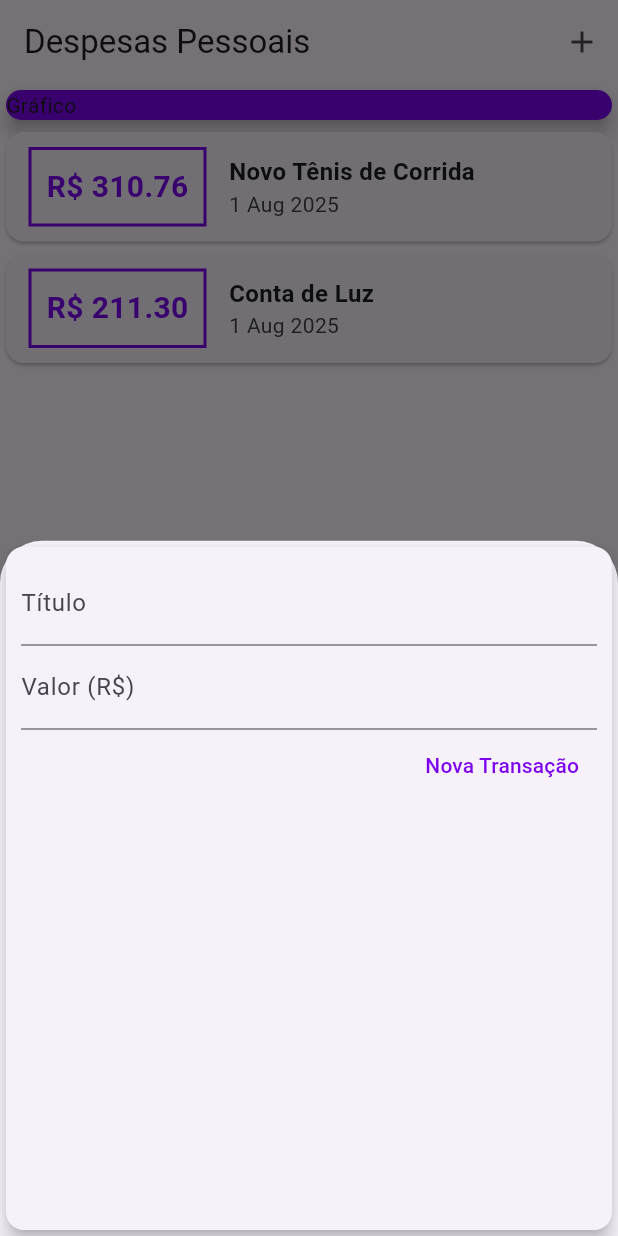
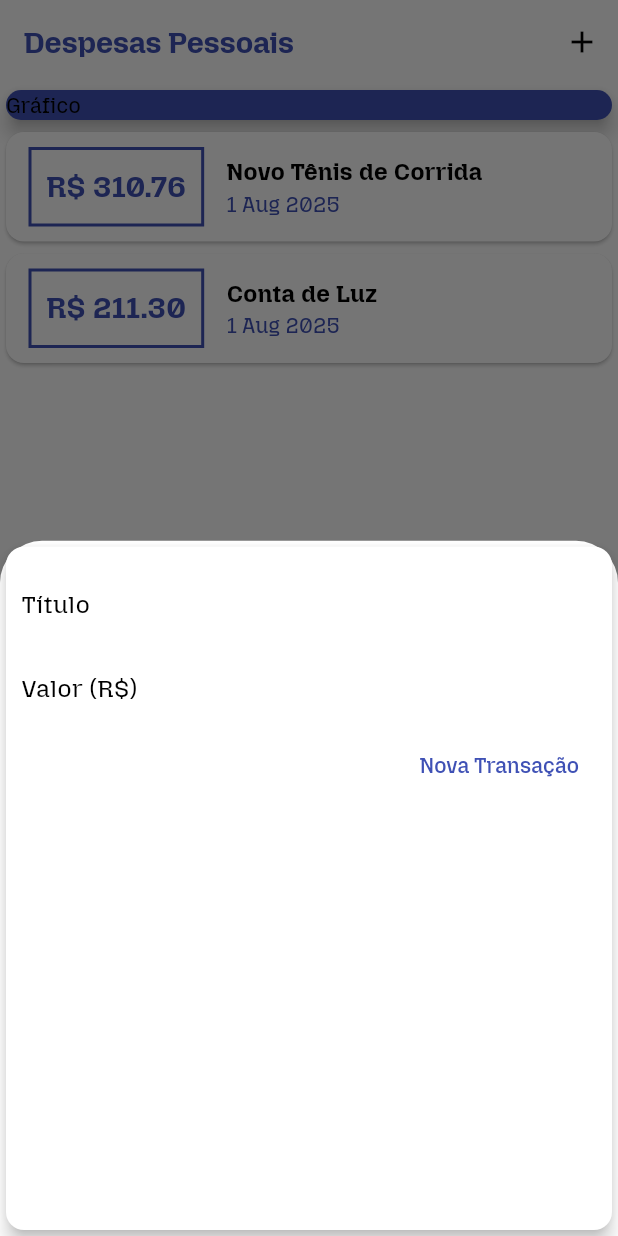
Before and after one commit to miguela-brandelli/expenses_app, a Flutter app: the screen it shows after launch, after a tap on the "add" icon, on a phone screen of 412 x 824 dp. Run offline on Flutter 3.47's test engine with Material 3 defaults, Android fonts, the phone set to English and light mode, and no system bars.

Commit message:
mudanças pontais

```diff
--- a/lib/components/transaction_form.dart
+++ b/lib/components/transaction_form.dart
@@ -51,7 +51,7 @@ class TransactionsForm extends StatelessWidget {
                   child: const Text(
                     'Nova Transação',
                     style: TextStyle(
-                      color: Color.fromARGB(255, 125, 3, 240),
+                      color: Colors.indigo,
                     ),
                   ),
                 )
--- a/lib/components/transaction_list.dart
+++ b/lib/components/transaction_list.dart
@@ -27,7 +27,7 @@ class TransactionList extends StatelessWidget {
                   ),
                   decoration: BoxDecoration(
                     border: Border.all(
-                      color: Color.fromARGB(255, 125, 3, 240),
+                      color: Colors.indigo,
                       width: 2,
                     ),
                   ),
@@ -37,7 +37,7 @@ class TransactionList extends StatelessWidget {
                     style: const TextStyle(
                       fontWeight: FontWeight.bold,
                       fontSize: 20,
-                      color: Color.fromARGB(255, 125, 3, 240),
+                      color: Colors.indigo,
                     ),
                   ),
                 ),
@@ -54,7 +54,7 @@ class TransactionList extends StatelessWidget {
                     Text(
                       DateFormat('d MMM y').format(tr.date),
                       style: const TextStyle(
-                        color: Color.fromARGB(255, 70, 68, 68),
+                        color: Colors.indigo,
                       ),
                     ),
                   ],
--- a/lib/main.dart
+++ b/lib/main.dart
@@ -1,3 +1,5 @@
+// ignore_for_file: use_super_parameters, sort_child_properties_last
+
 import 'package:flutter/material.dart';
 import 'dart:math';
 import 'components/transaction_form.dart';
@@ -14,10 +16,18 @@
   Widget build(BuildContext context) {
     return MaterialApp(
       home: const MyHomePage(),
-      theme: tema.copyWith(
-        colorScheme: tema.colorScheme.copyWith(
-          primary: Color.fromARGB(255, 125, 3, 240),
-          secondary: Color.fromARGB(255, 255, 255, 255),
+      theme: ThemeData(
+        primarySwatch: Colors.grey,
+        colorScheme: ColorScheme.fromSwatch(primarySwatch: Colors.indigo),
+        fontFamily: 'MozillaHeadline',
+        appBarTheme: AppBarTheme(
+          titleTextStyle: const TextStyle(
+            fontFamily: 'MozillaHeadline',
+            fontSize: 20,
+            fontWeight: FontWeight.bold,
+            color: Colors.indigo,
+          ),
+          toolbarTextStyle: ThemeData.light().textTheme.bodyMedium,
         ),
       ),
     );
@@ -89,7 +99,7 @@
           children: [
             const SizedBox(
               child: Card(
-                color: Color.fromARGB(255, 125, 3, 240),
+                color: Colors.indigo,
                 child: Text('Gráfico'),
                 elevation: 5,
               ),
```
